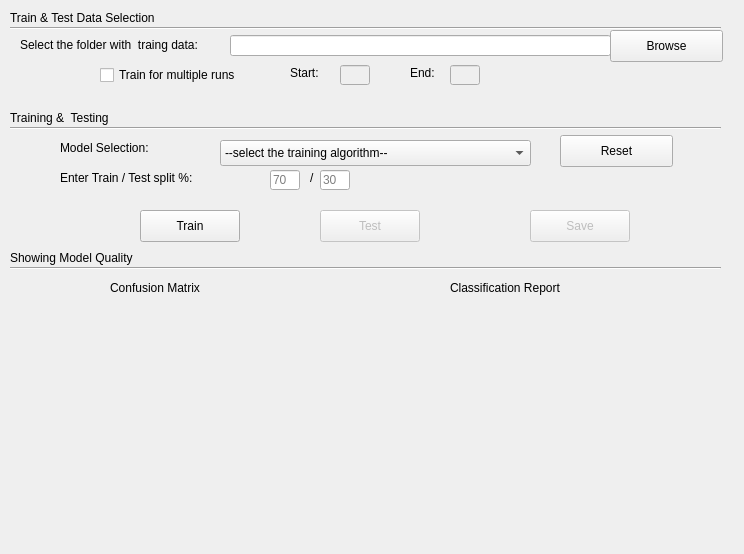
Old version of the form UI/machineLearningGUI.ui in the repository gihankaushyal/PixelAnomalyDetectorTool.
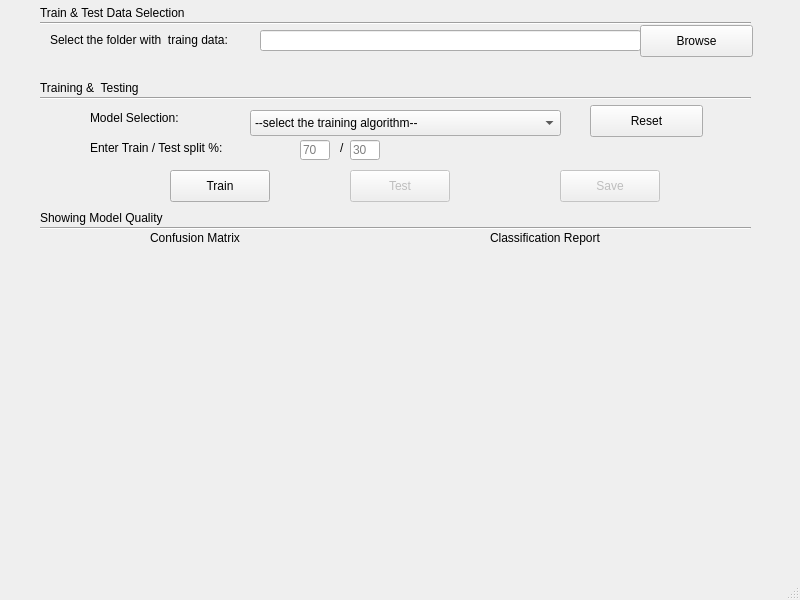
New version of the form.

Commit message: improved gui. status bar added

Diff of the .ui file:
```diff
--- a/UI/machineLearningGUI.ui
+++ b/UI/machineLearningGUI.ui
@@ -1,176 +1,24 @@
 <?xml version="1.0" encoding="UTF-8"?>
 <ui version="4.0">
- <class>Form</class>
- <widget class="QWidget" name="Form">
+ <class>MainWindow</class>
+ <widget class="QMainWindow" name="MainWindow">
   <property name="geometry">
    <rect>
     <x>0</x>
     <y>0</y>
-    <width>744</width>
-    <height>554</height>
+    <width>800</width>
+    <height>600</height>
    </rect>
   </property>
   <property name="windowTitle">
    <string>Model Training</string>
   </property>
-  <widget class="QLineEdit" name="parentDirectory">
-   <property name="geometry">
-    <rect>
-     <x>230</x>
-     <y>35</y>
-     <width>381</width>
-     <height>21</height>
-    </rect>
-   </property>
-  </widget>
-  <widget class="QLineEdit" name="startRun">
-   <property name="enabled">
-    <bool>false</bool>
-   </property>
-   <property name="geometry">
-    <rect>
-     <x>340</x>
-     <y>65</y>
-     <width>30</width>
-     <height>20</height>
-    </rect>
-   </property>
-  </widget>
-  <widget class="QLineEdit" name="endRun">
-   <property name="enabled">
-    <bool>false</bool>
-   </property>
-   <property name="geometry">
-    <rect>
-     <x>450</x>
-     <y>65</y>
-     <width>30</width>
-     <height>20</height>
-    </rect>
-   </property>
-  </widget>
-  <widget class="QLabel" name="label">
-   <property name="geometry">
-    <rect>
-     <x>10</x>
-     <y>10</y>
-     <width>181</width>
-     <height>16</height>
-    </rect>
-   </property>
-   <property name="text">
-    <string>Train &amp; Test Data Selection</string>
-   </property>
-  </widget>
-  <widget class="Line" name="line">
-   <property name="geometry">
-    <rect>
-     <x>10</x>
-     <y>20</y>
-     <width>711</width>
-     <height>16</height>
-    </rect>
-   </property>
-   <property name="orientation">
-    <enum>Qt::Horizontal</enum>
-   </property>
-  </widget>
-  <widget class="QLabel" name="label_2">
-   <property name="geometry">
-    <rect>
-     <x>20</x>
-     <y>35</y>
-     <width>211</width>
-     <height>20</height>
-    </rect>
-   </property>
-   <property name="text">
-    <string>Select the folder with  traing data:</string>
-   </property>
-  </widget>
-  <widget class="QPushButton" name="browseButton">
-   <property name="geometry">
-    <rect>
-     <x>610</x>
-     <y>30</y>
-     <width>113</width>
-     <height>32</height>
-    </rect>
-   </property>
-   <property name="text">
-    <string>Browse</string>
-   </property>
-  </widget>
-  <widget class="QLabel" name="label_3">
-   <property name="geometry">
-    <rect>
-     <x>290</x>
-     <y>65</y>
-     <width>41</width>
-     <height>16</height>
-    </rect>
-   </property>
-   <property name="text">
-    <string>Start:</string>
-   </property>
-  </widget>
-  <widget class="QLabel" name="label_4">
-   <property name="geometry">
-    <rect>
-     <x>410</x>
-     <y>65</y>
-     <width>31</width>
-     <height>16</height>
-    </rect>
-   </property>
-   <property name="text">
-    <string>End:</string>
-   </property>
-  </widget>
-  <widget class="QCheckBox" name="checkBox">
-   <property name="geometry">
-    <rect>
-     <x>100</x>
-     <y>65</y>
-     <width>171</width>
-     <height>20</height>
-    </rect>
-   </property>
-   <property name="text">
-    <string>Train for multiple runs</string>
-   </property>
-  </widget>
-  <widget class="Line" name="line_2">
-   <property name="geometry">
-    <rect>
-     <x>10</x>
-     <y>120</y>
-     <width>711</width>
-     <height>16</height>
-    </rect>
-   </property>
-   <property name="orientation">
-    <enum>Qt::Horizontal</enum>
-   </property>
-  </widget>
-  <widget class="QLabel" name="label_5">
-   <property name="geometry">
-    <rect>
-     <x>10</x>
-     <y>110</y>
-     <width>121</width>
-     <height>16</height>
-    </rect>
-   </property>
-   <property name="text">
-    <string>Training &amp;  Testing</string>
-   </property>
-  </widget>
+  <widget class="QWidget" name="centralwidget">
   <widget class="QLabel" name="label_6">
    <property name="geometry">
     <rect>
-     <x>60</x>
-     <y>140</y>
+      <x>90</x>
+      <y>110</y>
      <width>101</width>
      <height>16</height>
     </rect>
@@ -179,11 +27,131 @@
     <string>Model Selection:</string>
    </property>
   </widget>
+   <widget class="Line" name="line">
+    <property name="geometry">
+     <rect>
+      <x>40</x>
+      <y>15</y>
+      <width>711</width>
+      <height>16</height>
+     </rect>
+    </property>
+    <property name="orientation">
+     <enum>Qt::Horizontal</enum>
+    </property>
+   </widget>
+   <widget class="QWidget" name="classificationReport" native="true">
+    <property name="geometry">
+     <rect>
+      <x>370</x>
+      <y>254</y>
+      <width>391</width>
+      <height>291</height>
+     </rect>
+    </property>
+   </widget>
+   <widget class="QPushButton" name="browseButton">
+    <property name="geometry">
+     <rect>
+      <x>640</x>
+      <y>25</y>
+      <width>113</width>
+      <height>32</height>
+     </rect>
+    </property>
+    <property name="text">
+     <string>Browse</string>
+    </property>
+   </widget>
+   <widget class="QPushButton" name="trainButton">
+    <property name="geometry">
+     <rect>
+      <x>170</x>
+      <y>170</y>
+      <width>100</width>
+      <height>32</height>
+     </rect>
+    </property>
+    <property name="text">
+     <string>Train</string>
+    </property>
+   </widget>
+   <widget class="QLabel" name="label_10">
+    <property name="geometry">
+     <rect>
+      <x>90</x>
+      <y>140</y>
+      <width>161</width>
+      <height>16</height>
+     </rect>
+    </property>
+    <property name="text">
+     <string>Enter Train / Test split %:</string>
+    </property>
+   </widget>
+   <widget class="QLabel" name="label_7">
+    <property name="geometry">
+     <rect>
+      <x>40</x>
+      <y>210</y>
+      <width>161</width>
+      <height>16</height>
+     </rect>
+    </property>
+    <property name="text">
+     <string>Showing Model Quality</string>
+    </property>
+   </widget>
+   <widget class="QLineEdit" name="trainSplit">
+    <property name="enabled">
+     <bool>true</bool>
+    </property>
+    <property name="geometry">
+     <rect>
+      <x>300</x>
+      <y>140</y>
+      <width>30</width>
+      <height>20</height>
+     </rect>
+    </property>
+    <property name="placeholderText">
+     <string>70</string>
+    </property>
+    <property name="clearButtonEnabled">
+     <bool>false</bool>
+    </property>
+   </widget>
+   <widget class="QLabel" name="label_11">
+    <property name="geometry">
+     <rect>
+      <x>340</x>
+      <y>140</y>
+      <width>16</width>
+      <height>16</height>
+     </rect>
+    </property>
+    <property name="text">
+     <string>/</string>
+    </property>
+   </widget>
+   <widget class="QLabel" name="label">
+    <property name="geometry">
+     <rect>
+      <x>40</x>
+      <y>5</y>
+      <width>181</width>
+      <height>16</height>
+     </rect>
+    </property>
+    <property name="text">
+     <string>Train &amp; Test Data Selection</string>
+    </property>
+   </widget>
   <widget class="QComboBox" name="comboBox">
    <property name="geometry">
     <rect>
-     <x>220</x>
-     <y>140</y>
+      <x>250</x>
+      <y>110</y>
      <width>311</width>
      <height>26</height>
     </rect>
@@ -214,14 +182,89 @@
     </property>
    </item>
   </widget>
+   <widget class="QLineEdit" name="parentDirectory">
+    <property name="geometry">
+     <rect>
+      <x>260</x>
+      <y>30</y>
+      <width>381</width>
+      <height>21</height>
+     </rect>
+    </property>
+   </widget>
+   <widget class="QWidget" name="confusionMatrix" native="true">
+    <property name="geometry">
+     <rect>
+      <x>10</x>
+      <y>255</y>
+      <width>341</width>
+      <height>291</height>
+     </rect>
+    </property>
+   </widget>
+   <widget class="QPushButton" name="saveButton">
+    <property name="enabled">
+     <bool>false</bool>
+    </property>
+    <property name="geometry">
+     <rect>
+      <x>560</x>
+      <y>170</y>
+      <width>100</width>
+      <height>32</height>
+     </rect>
+    </property>
+    <property name="text">
+     <string>Save</string>
+    </property>
+   </widget>
+   <widget class="QLabel" name="label_5">
+    <property name="geometry">
+     <rect>
+      <x>40</x>
+      <y>80</y>
+      <width>121</width>
+      <height>16</height>
+     </rect>
+    </property>
+    <property name="text">
+     <string>Training &amp;  Testing</string>
+    </property>
+   </widget>
+   <widget class="Line" name="line_3">
+    <property name="geometry">
+     <rect>
+      <x>40</x>
+      <y>220</y>
+      <width>711</width>
+      <height>16</height>
+     </rect>
+    </property>
+    <property name="orientation">
+     <enum>Qt::Horizontal</enum>
+    </property>
+   </widget>
+   <widget class="Line" name="line_2">
+    <property name="geometry">
+     <rect>
+      <x>40</x>
+      <y>90</y>
+      <width>711</width>
+      <height>16</height>
+     </rect>
+    </property>
+    <property name="orientation">
+     <enum>Qt::Horizontal</enum>
+    </property>
+   </widget>
   <widget class="QPushButton" name="testButton">
    <property name="enabled">
     <bool>false</bool>
    </property>
    <property name="geometry">
     <rect>
-     <x>320</x>
-     <y>210</y>
+      <x>350</x>
+      <y>170</y>
      <width>100</width>
      <height>32</height>
     </rect>
@@ -230,69 +273,17 @@
     <string>Test</string>
    </property>
   </widget>
-  <widget class="QPushButton" name="trainButton">
+   <widget class="QLabel" name="label_2">
    <property name="geometry">
     <rect>
-     <x>140</x>
-     <y>210</y>
-     <width>100</width>
-     <height>32</height>
+      <x>50</x>
+      <y>30</y>
+      <width>211</width>
+      <height>20</height>
     </rect>
    </property>
    <property name="text">
-    <string>Train</string>
-   </property>
-  </widget>
-  <widget class="Line" name="line_3">
-   <property name="geometry">
-    <rect>
-     <x>10</x>
-     <y>260</y>
-     <width>711</width>
-     <height>16</height>
-    </rect>
-   </property>
-   <property name="orientation">
-    <enum>Qt::Horizontal</enum>
-   </property>
-  </widget>
-  <widget class="QLabel" name="label_7">
-   <property name="geometry">
-    <rect>
-     <x>10</x>
-     <y>250</y>
-     <width>161</width>
-     <height>16</height>
-    </rect>
-   </property>
-   <property name="text">
-    <string>Showing Model Quality</string>
-   </property>
-  </widget>
-  <widget class="QLabel" name="label_8">
-   <property name="geometry">
-    <rect>
-     <x>110</x>
-     <y>280</y>
-     <width>121</width>
-     <height>16</height>
-    </rect>
-   </property>
-   <property name="text">
-    <string>Confusion Matrix</string>
-   </property>
-  </widget>
-  <widget class="QLabel" name="label_9">
-   <property name="geometry">
-    <rect>
-     <x>450</x>
-     <y>280</y>
-     <width>131</width>
-     <height>16</height>
-    </rect>
-   </property>
-   <property name="text">
-    <string>Classification Report</string>
+     <string>Select the folder with  traing data:</string>
    </property>
   </widget>
   <widget class="QLineEdit" name="testSplit">
@@ -301,8 +292,8 @@
    </property>
    <property name="geometry">
     <rect>
-     <x>320</x>
-     <y>170</y>
+      <x>350</x>
+      <y>140</y>
      <width>30</width>
      <height>20</height>
     </rect>
@@ -314,56 +305,11 @@
     <string>30</string>
    </property>
   </widget>
-  <widget class="QLabel" name="label_10">
-   <property name="geometry">
-    <rect>
-     <x>60</x>
-     <y>170</y>
-     <width>161</width>
-     <height>16</height>
-    </rect>
-   </property>
-   <property name="text">
-    <string>Enter Train / Test split %:</string>
-   </property>
-  </widget>
-  <widget class="QLineEdit" name="trainSplit">
-   <property name="enabled">
-    <bool>true</bool>
-   </property>
-   <property name="geometry">
-    <rect>
-     <x>270</x>
-     <y>170</y>
-     <width>30</width>
-     <height>20</height>
-    </rect>
-   </property>
-   <property name="placeholderText">
-    <string>70</string>
-   </property>
-   <property name="clearButtonEnabled">
-    <bool>false</bool>
-   </property>
-  </widget>
-  <widget class="QLabel" name="label_11">
-   <property name="geometry">
-    <rect>
-     <x>310</x>
-     <y>170</y>
-     <width>16</width>
-     <height>16</height>
-    </rect>
-   </property>
-   <property name="text">
-    <string>/</string>
-   </property>
-  </widget>
   <widget class="QPushButton" name="resetButton">
    <property name="geometry">
     <rect>
-     <x>560</x>
-     <y>135</y>
+      <x>590</x>
+      <y>105</y>
      <width>113</width>
      <height>32</height>
     </rect>
@@ -372,42 +318,44 @@
     <string>Reset</string>
    </property>
   </widget>
-  <widget class="QWidget" name="confusionMatrix" native="true">
+   <widget class="QLabel" name="label_8">
    <property name="geometry">
     <rect>
-     <x>20</x>
-     <y>290</y>
-     <width>301</width>
-     <height>261</height>
-    </rect>
-   </property>
-  </widget>
-  <widget class="QPushButton" name="saveButton">
-   <property name="enabled">
-    <bool>false</bool>
-   </property>
+      <x>150</x>
+      <y>230</y>
+      <width>121</width>
+      <height>16</height>
+     </rect>
+    </property>
+    <property name="text">
+     <string>Confusion Matrix</string>
+    </property>
+   </widget>
+   <widget class="QLabel" name="label_9">
    <property name="geometry">
     <rect>
-     <x>530</x>
-     <y>210</y>
-     <width>100</width>
-     <height>32</height>
+      <x>490</x>
+      <y>230</y>
+      <width>131</width>
+      <height>16</height>
     </rect>
    </property>
    <property name="text">
-    <string>Save</string>
-   </property>
-  </widget>
-  <widget class="QWidget" name="classificationReport" native="true">
+     <string>Classification Report</string>
+    </property>
+   </widget>
+  </widget>
+  <widget class="QMenuBar" name="menubar">
    <property name="geometry">
     <rect>
-     <x>340</x>
-     <y>289</y>
-     <width>391</width>
-     <height>261</height>
+     <x>0</x>
+     <y>0</y>
+     <width>800</width>
+     <height>22</height>
     </rect>
    </property>
   </widget>
+  <widget class="QStatusBar" name="statusbar"/>
  </widget>
  <resources/>
  <connections/>
```
Lines whose indentation alone changed are shown as unchanged.
